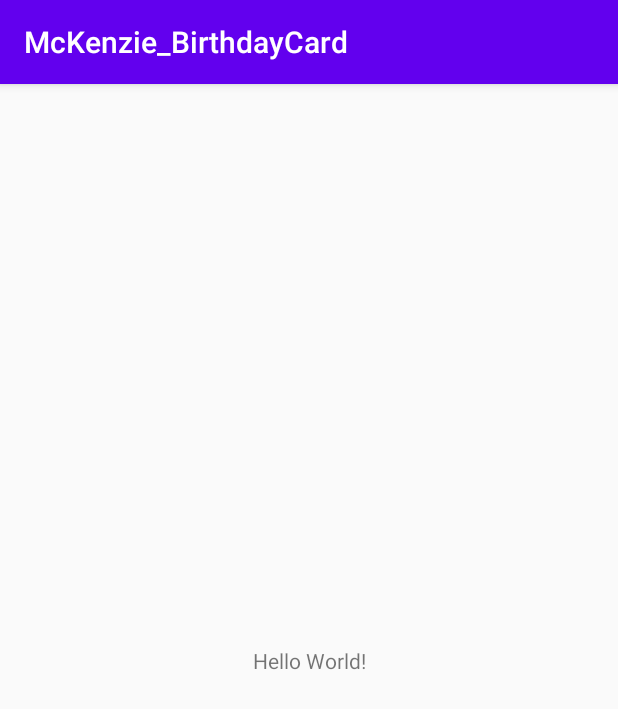
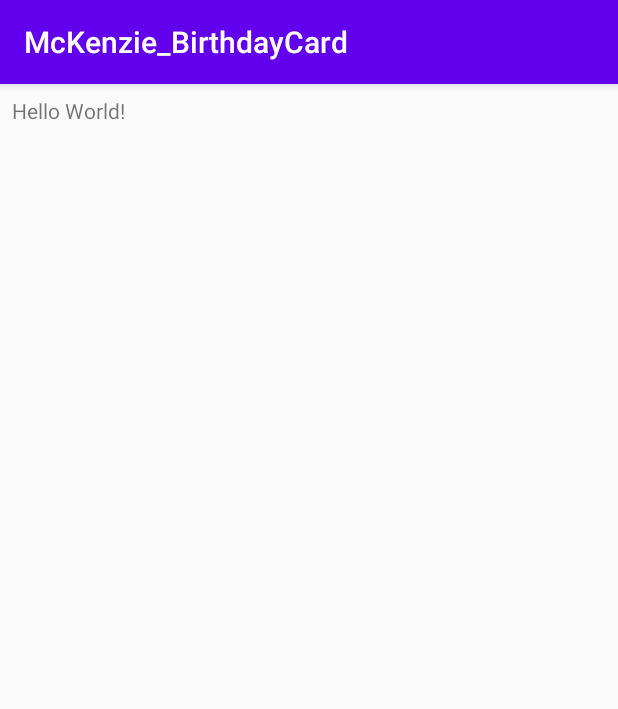
Before and after one commit to blake-mckenzie/BirthdayCard, an Android app: the screen it shows after launch (MainActivity), on a phone screen of 412 x 824 dp. Shown: the top 709 px of the screen. Run offline under Robolectric (Android 15) with nearby library versions, the phone set to English and light mode, and no system bars.

Commit message:
initial relative layout template

```diff
--- a/app/src/main/res/layout/activity_main.xml
+++ b/app/src/main/res/layout/activity_main.xml
@@ -1,18 +1,18 @@
+
 <?xml version="1.0" encoding="utf-8"?>
-<androidx.constraintlayout.widget.ConstraintLayout xmlns:android="http://schemas.android.com/apk/res/android"
-    xmlns:app="http://schemas.android.com/apk/res-auto"
+<RelativeLayout
+    xmlns:android="http://schemas.android.com/apk/res/android"
     xmlns:tools="http://schemas.android.com/tools"
     android:layout_width="match_parent"
     android:layout_height="match_parent"
+    android:paddingBottom="@dimen/activity_vertical_margin"
+    android:paddingLeft="@dimen/activity_horizontal_margin"
+    android:paddingRight="@dimen/activity_horizontal_margin"
+    android:paddingTop="@dimen/activity_vertical_margin"
     tools:context=".MainActivity">
 
     <TextView
         android:layout_width="wrap_content"
         android:layout_height="wrap_content"
-        android:text="Hello World!"
-        app:layout_constraintBottom_toBottomOf="parent"
-        app:layout_constraintLeft_toLeftOf="parent"
-        app:layout_constraintRight_toRightOf="parent"
-        app:layout_constraintTop_toTopOf="parent" />
-
-</androidx.constraintlayout.widget.ConstraintLayout>
+        android:text="Hello World!" />
+</RelativeLayout>
```
